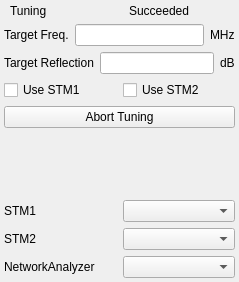
This is modules/nmr/autolctunerform.ui in northriv/KAME as Qt 5 draws it before an edit. The edited form follows.
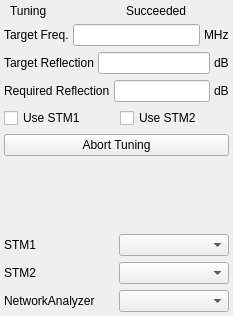
This is the edited form. Custom widgets are drawn as their Qt base class.

Patch:
```diff
--- a/modules/nmr/autolctunerform.ui
+++ b/modules/nmr/autolctunerform.ui
@@ -6,8 +6,8 @@
    <rect>
     <x>0</x>
     <y>0</y>
-    <width>239</width>
-    <height>282</height>
+    <width>233</width>
+    <height>316</height>
    </rect>
   </property>
   <property name="windowTitle">
@@ -15,6 +15,9 @@
   </property>
   <widget class="QWidget" name="widget">
    <layout class="QVBoxLayout" name="verticalLayout">
+    <property name="spacing">
+     <number>-1</number>
+    </property>
     <property name="margin">
      <number>4</number>
     </property>
@@ -84,6 +87,9 @@
     </item>
     <item>
      <layout class="QHBoxLayout" name="horizontalLayout">
+      <property name="spacing">
+       <number>4</number>
+      </property>
       <item>
        <widget class="QLabel" name="textLabel20_4">
         <property name="sizePolicy">
@@ -123,6 +129,9 @@
     </item>
     <item>
      <layout class="QHBoxLayout" name="horizontalLayout_6">
+      <property name="spacing">
+       <number>4</number>
+      </property>
       <item>
        <widget class="QLabel" name="textLabel20_6">
         <property name="sizePolicy">
@@ -160,6 +169,48 @@
       </item>
      </layout>
     </item>
+    <item>
+     <layout class="QHBoxLayout" name="horizontalLayout_7">
+      <property name="spacing">
+       <number>4</number>
+      </property>
+      <item>
+       <widget class="QLabel" name="textLabel20_8">
+        <property name="sizePolicy">
+         <sizepolicy hsizetype="Preferred" vsizetype="Fixed">
+          <horstretch>0</horstretch>
+          <verstretch>0</verstretch>
+         </sizepolicy>
+        </property>
+        <property name="text">
+         <string>Required Reflection</string>
+        </property>
+        <property name="wordWrap">
+         <bool>false</bool>
+        </property>
+       </widget>
+      </item>
+      <item>
+       <widget class="QLineEdit" name="m_edReflectionRequired"/>
+      </item>
+      <item>
+       <widget class="QLabel" name="textLabel20_9">
+        <property name="sizePolicy">
+         <sizepolicy hsizetype="Preferred" vsizetype="Fixed">
+          <horstretch>0</horstretch>
+          <verstretch>0</verstretch>
+         </sizepolicy>
+        </property>
+        <property name="text">
+         <string>dB</string>
+        </property>
+        <property name="wordWrap">
+         <bool>false</bool>
+        </property>
+       </widget>
+      </item>
+     </layout>
+    </item>
     <item>
      <layout class="QHBoxLayout" name="horizontalLayout_3">
       <item>
@@ -200,6 +251,9 @@
     </item>
     <item>
      <layout class="QHBoxLayout" name="_2">
+      <property name="spacing">
+       <number>4</number>
+      </property>
       <item>
        <widget class="QLabel" name="textLabel20">
         <property name="sizePolicy">
@@ -230,6 +284,9 @@
     </item>
     <item>
      <layout class="QHBoxLayout" name="_4">
+      <property name="spacing">
+       <number>4</number>
+      </property>
       <item>
        <widget class="QLabel" name="textLabel20_3">
         <property name="sizePolicy">
@@ -260,6 +317,9 @@
     </item>
     <item>
      <layout class="QHBoxLayout" name="_3">
+      <property name="spacing">
+       <number>4</number>
+      </property>
       <item>
        <widget class="QLabel" name="textLabel20_2">
         <property name="sizePolicy">
```
Left out of the diff: 2 changed lines with no effect on the pictures.
